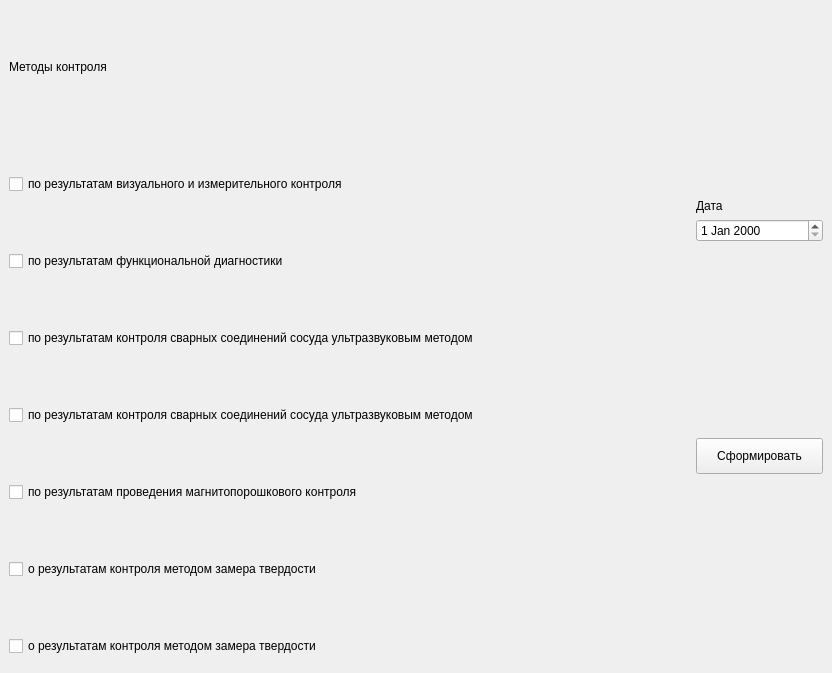
The window that ControlMethods.ui (PavelZZ/DesktopAppEnergo) describes before a commit, drawn with Qt 5.
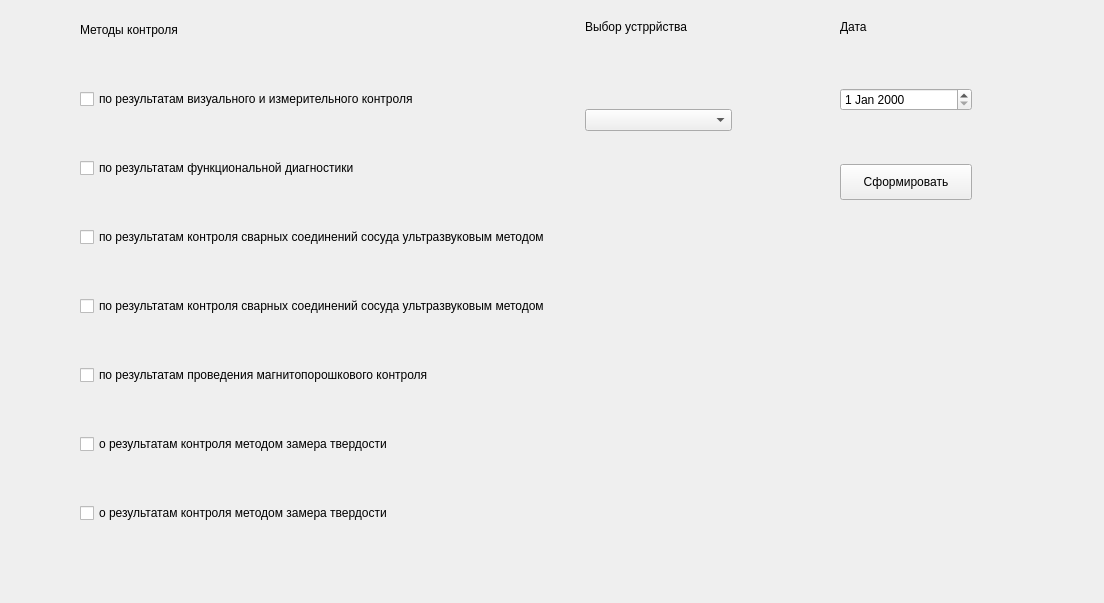
The same window after the commit.

Diff of the .ui file:
```diff
--- a/ControlMethods.ui
+++ b/ControlMethods.ui
@@ -6,19 +6,27 @@
    <rect>
     <x>0</x>
     <y>0</y>
-    <width>832</width>
-    <height>673</height>
+    <width>1104</width>
+    <height>603</height>
    </rect>
   </property>
   <property name="windowTitle">
    <string>MainWindow</string>
   </property>
   <widget class="QWidget" name="centralwidget">
-   <layout class="QVBoxLayout" name="verticalLayout_3">
-    <item>
-     <layout class="QHBoxLayout" name="horizontalLayout_2">
-      <item>
-       <layout class="QHBoxLayout" name="horizontalLayout">
+   <widget class="QWidget" name="">
+    <property name="geometry">
+     <rect>
+      <x>80</x>
+      <y>20</y>
+      <width>652</width>
+      <height>503</height>
+     </rect>
+    </property>
+    <layout class="QHBoxLayout" name="horizontalLayout" stretch="3,2">
+     <property name="spacing">
+      <number>35</number>
+     </property>
         <item>
          <layout class="QVBoxLayout" name="verticalLayout">
           <property name="spacing">
@@ -97,23 +105,58 @@
           </item>
          </layout>
         </item>
-       </layout>
+     <item>
+      <layout class="QVBoxLayout" name="verticalLayout_3" stretch="0,0,1,1">
+       <item>
+        <widget class="QLabel" name="label_3">
+         <property name="text">
+          <string>Выбор устррйства</string>
+         </property>
+        </widget>
       </item>
       <item>
+        <spacer name="verticalSpacer_4">
+         <property name="orientation">
+          <enum>Qt::Vertical</enum>
+         </property>
+         <property name="sizeHint" stdset="0">
+          <size>
+           <width>20</width>
+           <height>40</height>
+          </size>
+         </property>
+        </spacer>
+       </item>
+       <item>
+        <widget class="QComboBox" name="comboBox"/>
+       </item>
+       <item>
+        <spacer name="verticalSpacer_5">
+         <property name="orientation">
+          <enum>Qt::Vertical</enum>
+         </property>
+         <property name="sizeHint" stdset="0">
+          <size>
+           <width>20</width>
+           <height>40</height>
+          </size>
+         </property>
+        </spacer>
+       </item>
+      </layout>
+     </item>
+    </layout>
+   </widget>
+   <widget class="QWidget" name="">
+    <property name="geometry">
+     <rect>
+      <x>840</x>
+      <y>20</y>
+      <width>132</width>
+      <height>228</height>
+     </rect>
+    </property>
        <layout class="QVBoxLayout" name="verticalLayout_2">
-        <item>
-         <spacer name="verticalSpacer">
-          <property name="orientation">
-           <enum>Qt::Vertical</enum>
-          </property>
-          <property name="sizeHint" stdset="0">
-           <size>
-            <width>20</width>
-            <height>40</height>
-           </size>
-          </property>
-         </spacer>
-        </item>
         <item>
          <widget class="QLabel" name="label_2">
           <property name="text">
@@ -121,6 +164,19 @@
           </property>
          </widget>
         </item>
+     <item>
+      <spacer name="verticalSpacer">
+       <property name="orientation">
+        <enum>Qt::Vertical</enum>
+       </property>
+       <property name="sizeHint" stdset="0">
+        <size>
+         <width>20</width>
+         <height>40</height>
+        </size>
+       </property>
+      </spacer>
+     </item>
         <item>
          <widget class="QDateEdit" name="dateEdit"/>
         </item>
@@ -167,10 +223,7 @@
          </spacer>
         </item>
        </layout>
-      </item>
-     </layout>
-    </item>
-   </layout>
+   </widget>
   </widget>
  </widget>
  <resources/>
```
Left out of the diff: 2 changed lines with no effect on the pictures. Lines whose indentation alone changed are shown as unchanged.
